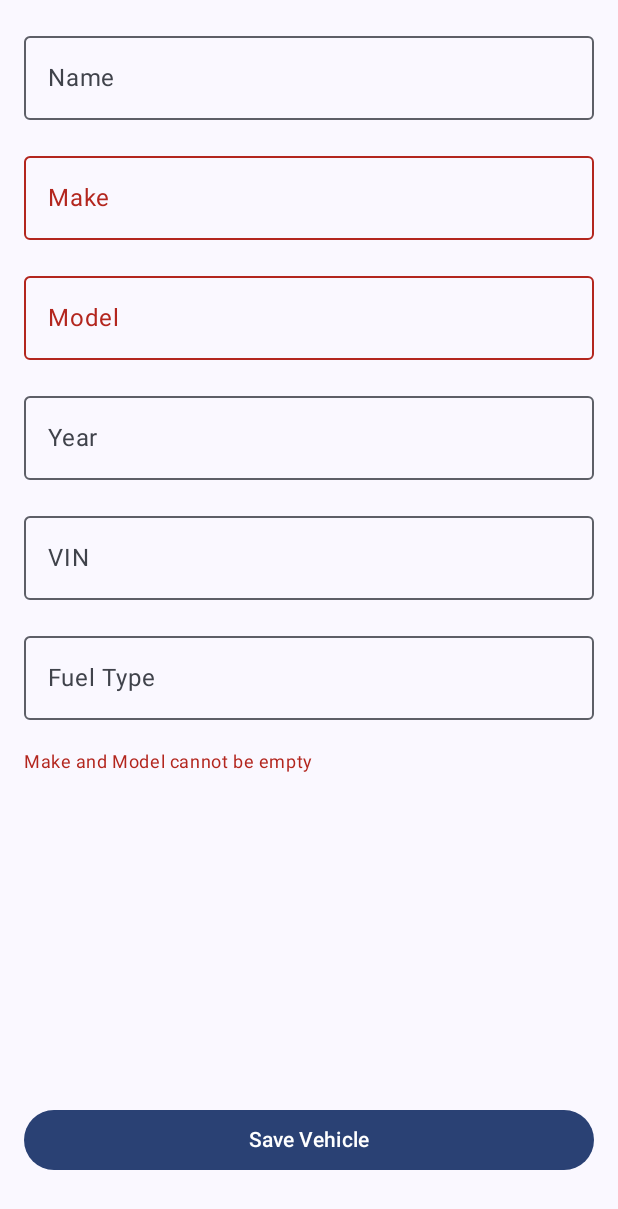
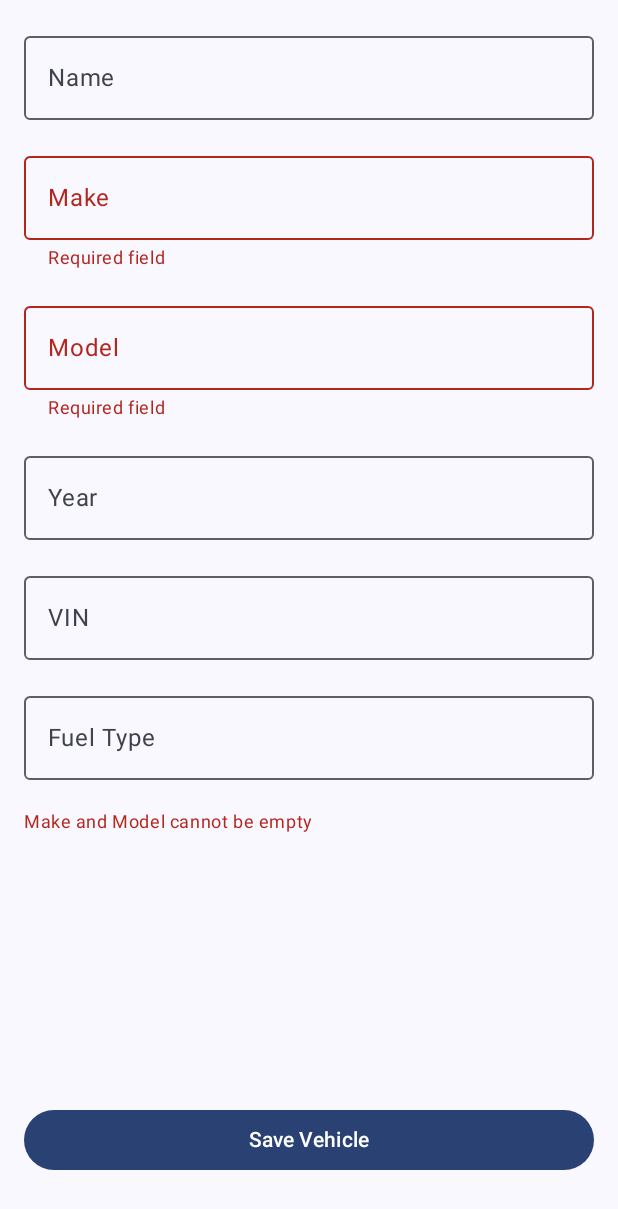
Before and after one commit to onyxvd/vehicle-companion, an Android app built with Jetpack Compose: the composable VehicleDetailsScreen shown on its own in the app's theme, after a tap on "Save Vehicle", on a phone screen of 412 x 824 dp. Shown: the top 1209 px of the screen. Run offline under Robolectric (Android 15) with nearby library versions, the phone set to English and light mode, and no system bars; our stand-ins replace Dagger/Hilt's generated code; 1 statement that could not run was skipped.

Commit message:
fixup! Improve vehicle form validation

```diff
--- a/app/src/main/java/com/example/vehiclecompanion/ui/vehicle/VehicleDetailsScreen.kt
+++ b/app/src/main/java/com/example/vehiclecompanion/ui/vehicle/VehicleDetailsScreen.kt
@@ -118,7 +118,16 @@ fun VehicleFormContent(
             onValueChange = onMakeChange,
             label = { Text(stringResource(R.string.vehicle_details_make_label)) },
             modifier = Modifier.fillMaxWidth(),
-            isError = formError != null && formData.make.isBlank()
+            isError = formError != null && formData.make.isBlank(),
+            supportingText = {
+                if (formError != null && formData.make.isBlank()) {
+                    Text(
+                        text = stringResource(R.string.required_field),
+                        color = MaterialTheme.colorScheme.error,
+                        style = MaterialTheme.typography.bodySmall
+                    )
+                }
+            }
         )
 
         OutlinedTextField(
@@ -126,7 +135,16 @@ fun VehicleFormContent(
             onValueChange = onModelChange,
             label = { Text(stringResource(R.string.vehicle_details_model_label)) },
             modifier = Modifier.fillMaxWidth(),
-            isError = formError != null && formData.model.isBlank()
+            isError = formError != null && formData.model.isBlank(),
+            supportingText = {
+                if (formError != null && formData.model.isBlank()) {
+                    Text(
+                        text = stringResource(R.string.required_field),
+                        color = MaterialTheme.colorScheme.error,
+                        style = MaterialTheme.typography.bodySmall
+                    )
+                }
+            }
         )
 
         OutlinedTextField(
--- a/app/src/main/java/com/example/vehiclecompanion/ui/vehicle/VehicleDetailsViewModel.kt
+++ b/app/src/main/java/com/example/vehiclecompanion/ui/vehicle/VehicleDetailsViewModel.kt
@@ -95,7 +95,6 @@ class VehicleDetailsViewModel @Inject constructor(
             _vehicleUiState.update {
                 (it as VehicleDetailsScreenUiState.Success).copy(
                     vehicleData = newFormData,
-                    formError = null
                 )
             }
         }
--- a/app/src/main/res/values/strings.xml
+++ b/app/src/main/res/values/strings.xml
@@ -29,4 +29,5 @@
     <string name="vehicle_details_fuel_type_label">Fuel Type</string>
     <string name="save_vehicle">Save Vehicle</string>
     <string name="update_vehicle">Update Vehicle</string>
+    <string name="required_field">Required field</string>
 </resources>
```
